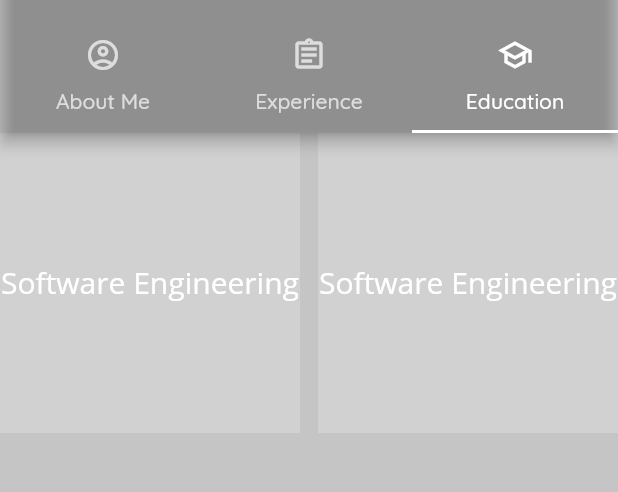
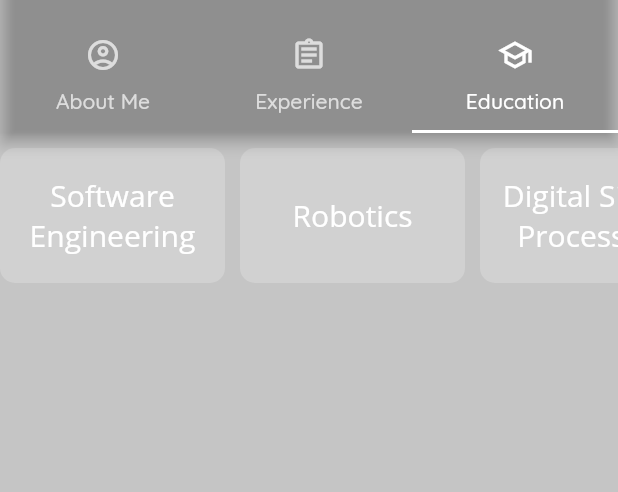
Before and after one commit to afiqaimanafr/resume-mobile-app, a Flutter app: the screen it shows after launch, tab 3 chosen, on a phone screen of 412 x 824 dp, the part 62-554 px from its top. Run offline on Flutter 3.47's test engine with Material 2 defaults, Android fonts, the phone set to English and light mode, and no system bars.

Commit message:
latest ui

```diff
--- a/lib/screens/education/education_screen.dart
+++ b/lib/screens/education/education_screen.dart
@@ -8,36 +8,41 @@ class EducationScreen extends StatelessWidget {
       title: 'Software Engineering',
     ),
     CourseModel(
-      title: 'Software Engineering',
+      title: 'Robotics',
     ),
     CourseModel(
-      title: 'Software Engineering',
+      title: 'Digital Signal Processing',
     ),
     CourseModel(
-      title: 'Software Engineering',
+      title: 'Industrial Automation',
     ),
     CourseModel(
-      title: 'Software Engineering',
+      title: 'Biomedical Instrumentation',
     ),
     CourseModel(
-      title: 'Software Engineering',
+      title: 'Control System',
     ),
     CourseModel(
-      title: 'Software Engineering',
+      title: 'Embedded System Design',
     ),
     CourseModel(
-      title: 'Software Engineering',
+      title: 'Power Electronics & Drives',
     ),
     CourseModel(
-      title: 'Software Engineering',
+      title: 'Engineering Design',
     ),
   ];
 
   Widget buildCard(CourseModel item) {
     return Container(
-      height: 200,
-      width: 200,
+      decoration: BoxDecoration(
+        borderRadius: BorderRadius.circular(10),
         color: kPrimaryLightColor.withOpacity(0.2),
+      ),
+      width: 150,
+      child: Expanded(
+        child: Padding(
+          padding: const EdgeInsets.all(10.0),
           child: Center(
             child: Text(
               item.title,
@@ -45,6 +50,9 @@ class EducationScreen extends StatelessWidget {
                 color: kPrimaryLightColor,
                 fontFamily: primaryFamilyFont,
                 fontSize: 20,
+              ),
+              textAlign: TextAlign.center,
+            ),
           ),
         ),
       ),
@@ -56,10 +64,13 @@ class EducationScreen extends StatelessWidget {
     return Scaffold(
       backgroundColor: kPrimaryColor,
       body: Container(
-        height: 200,
+        padding: const EdgeInsets.only(
+          top: 10,
+        ),
+        height: 100,
         child: ListView.separated(
           separatorBuilder: (context, _) => const SizedBox(
-            width: 12,
+            width: 10,
           ),
           itemCount: course.length,
           scrollDirection: Axis.horizontal,
```
Lines whose indentation alone changed are shown as unchanged.
